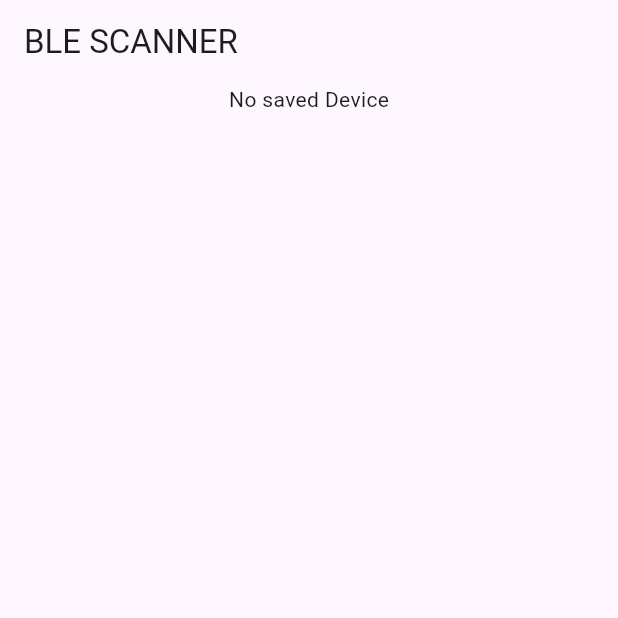
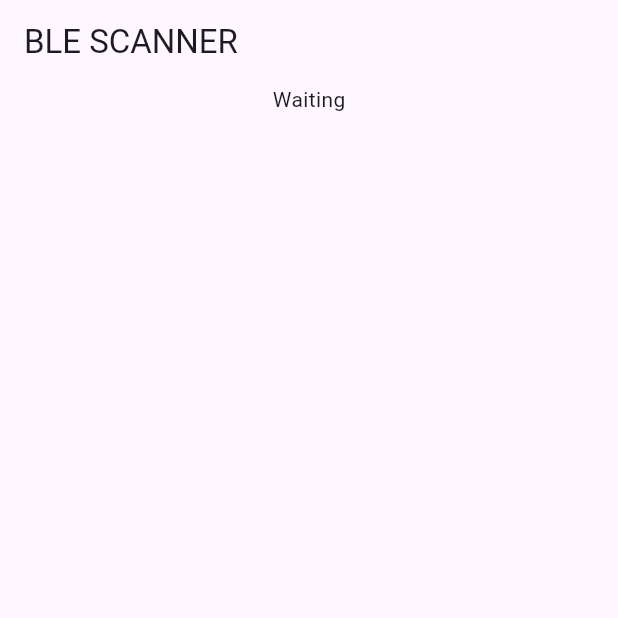
Before and after one commit to Tickthehero1992/weather_test_app_flutter, a Flutter app: the screen it shows after launch, after a tap on "SCAN", on a phone screen of 412 x 824 dp, the top half of it. Run offline on Flutter 3.47's test engine with Material 3 defaults, Android fonts, the phone set to English and light mode, and no system bars; our stand-ins replace bloc, dio, flutter_bloc, flutter_blue_plus, get, permission_handler.

Commit message:
device added andshow

```diff
--- a/lib/ble_worker/ble_class_works.dart
+++ b/lib/ble_worker/ble_class_works.dart
@@ -1,5 +1,6 @@
 import 'dart:async';
 import "dart:io";
+import 'package:flutter/cupertino.dart';
 import 'package:flutter_blue_plus/flutter_blue_plus.dart';
 import 'package:get/get.dart';
 import 'package:permission_handler/permission_handler.dart';
@@ -8,38 +9,34 @@ import 'package:permission_handler/permission_handler.dart';
 class BLEWorker extends GetxController{
 
   //Stream <List<ScanResult>> stream = Stream.empty();
-  Stream<List<ScanResult>>  scanResult = Stream.empty();
+
   bool connectedDevice = false;
   final  String fileInfo = "/infoBle";
   String deviceId = "";
-  BluetoothDevice? devicePair;
-  BLEWorker() {
-    if (File(fileInfo).existsSync()) {
-      deviceId = File(fileInfo).readAsStringSync();
-      devicePair = BluetoothDevice.fromId(deviceId);
-    }
+
+  var deviceController = StreamController<BluetoothDevice>();
+
+  BluetoothDevice devicePair = BluetoothDevice.fromId("12345");
+  late StreamSubscription sub;
+
+  @override
+  void initState() {
+
+    sub = deviceController.stream.listen((item) => print(item));
+
   }
 
-  Future<String> firstConnection() async{
-    if(devicePair != null)
-      {
-        await scanDevices();
-        if(await FlutterBluePlus.scanResults.contains(devicePair) == true)
-        {
-          await devicePair!.connect(autoConnect: true);
-          await devicePair!.connectionState.where((val) => val == BluetoothConnectionState.connected).first;
-          print("Here device!");
-          return devicePair!.advName.toString();
-        }
-      }
-    print("Here no device");
-    return "No saved Device";
-}
+  @override
+  void dispose() {
+    // TODO: implement $configureLifeCycle
+    sub.cancel();
+  }
 
   Future scanDevices() async{
     bool connectGranted = await Permission.bluetoothConnect.request().isGranted;
     bool scanGranted = await Permission.bluetoothScan.request().isGranted;
     bool st = await Permission.bluetoothAdvertise.request().isGranted;
+
     if(connectGranted && scanGranted && st){
       var subscription = FlutterBluePlus.onScanResults.listen((results){
         if(results.isNotEmpty){
@@ -55,7 +52,7 @@ class BLEWorker extends GetxController{
 
       );
       FlutterBluePlus.cancelWhenScanComplete(subscription);
-      var sub = FlutterBluePlus.adapterState.listen((BluetoothAdapterState state){
+      var subscribe = FlutterBluePlus.adapterState.listen((BluetoothAdapterState state){
        if(state == BluetoothAdapterState.off)
          {
            FlutterBluePlus.turnOn();
@@ -81,14 +78,15 @@ class BLEWorker extends GetxController{
        }
      else
        {
+         print("device connected!");
+         print(device.advName.toString());
          connectedDevice = true;
+         deviceController.add(device);
+        // devicePair = device;
        }
     });
-   device.cancelWhenDisconnected(subscribe, delayed: true, next:true);
-   await device.connect(autoConnect: true, timeout:Duration(seconds: 15));
-   await File(fileInfo).writeAsString(device.remoteId.str);
-
-
-   subscribe.cancel();
+   //device.cancelWhenDisconnected(subscribe, delayed: true, next:true);
+   await device.connect( timeout:Duration(seconds: 15));
+   //subscribe.cancel();
   }
 }
--- a/lib/main.dart
+++ b/lib/main.dart
@@ -70,16 +70,30 @@ class _MyHomePageState extends State<MyHomePage> {
               child: Column(
                 mainAxisAlignment: MainAxisAlignment.center,
                 children: [
-                  FutureBuilder<String> (
-                    future: controller.firstConnection(),
-                    builder: (context, snapshot){
-                      if (snapshot.hasData) {
-                        return Text(snapshot.data!);
-                      } else {
-                        return const CircularProgressIndicator();
-                      }
+
+                  StreamBuilder<BluetoothDevice>(
+                    stream: controller.deviceController.stream,
+                    builder: (context, snapshot)
+                    {
+                      if(snapshot.connectionState == ConnectionState.waiting)
+                        {
+                          return Text("Waiting");
+                        }
+                      if(snapshot.hasError)
+                        {
+                          return Text("Error!");
+                        }
+                      if(snapshot.hasData)
+                        {
+                          return Text(snapshot.data!.advName.toString());
+                        }
+                      else
+                        {
+                          return Center(child: Text("No Device Found"),);
+                        }
                     },
                   ),
+
                   StreamBuilder<List<ScanResult>>(
 
                       stream: FlutterBluePlus.scanResults,
```
